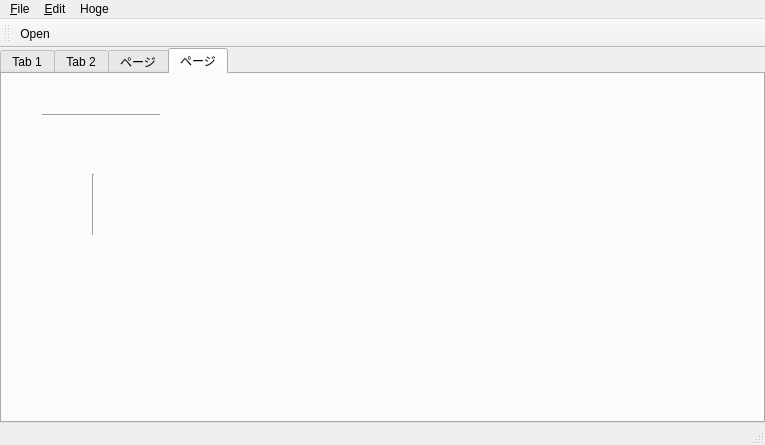
Qt form example/MainWindow.ui (soramimi/QtDarkStyle) before a commit.
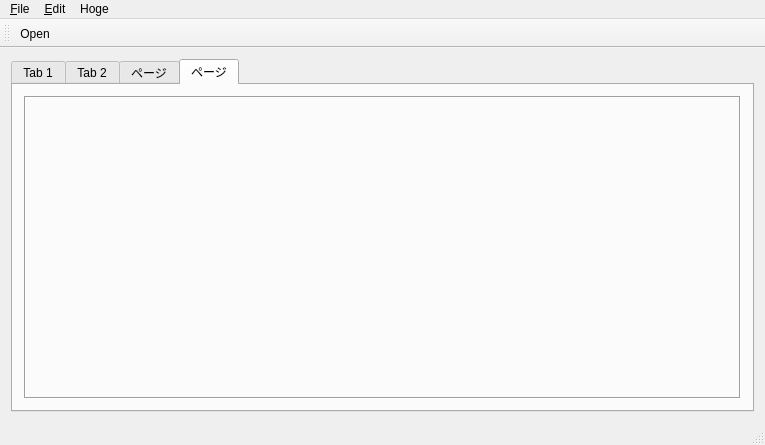
The same form after that commit. The open tabs and pages were chosen to show the change.

```diff
--- a/example/MainWindow.ui
+++ b/example/MainWindow.ui
@@ -14,22 +14,7 @@
    <string>MainWindow</string>
   </property>
   <widget class="QWidget" name="centralWidget">
-   <layout class="QVBoxLayout" name="verticalLayout">
-    <property name="spacing">
-     <number>0</number>
-    </property>
-    <property name="leftMargin">
-     <number>0</number>
-    </property>
-    <property name="topMargin">
-     <number>0</number>
-    </property>
-    <property name="rightMargin">
-     <number>0</number>
-    </property>
-    <property name="bottomMargin">
-     <number>0</number>
-    </property>
+   <layout class="QHBoxLayout" name="horizontalLayout">
     <item>
      <widget class="QTabWidget" name="tabWidget">
       <property name="toolTip">
@@ -408,32 +393,18 @@
        <attribute name="title">
         <string>ページ</string>
        </attribute>
-       <widget class="Line" name="line">
-        <property name="geometry">
-         <rect>
-          <x>40</x>
-          <y>40</y>
-          <width>118</width>
-          <height>3</height>
-         </rect>
-        </property>
-        <property name="orientation">
-         <enum>Qt::Horizontal</enum>
-        </property>
-       </widget>
-       <widget class="Line" name="line_2">
-        <property name="geometry">
-         <rect>
-          <x>90</x>
-          <y>100</y>
-          <width>3</width>
-          <height>61</height>
-         </rect>
-        </property>
-        <property name="orientation">
-         <enum>Qt::Vertical</enum>
-        </property>
-       </widget>
+       <layout class="QGridLayout" name="gridLayout_4">
+        <item row="0" column="0">
+         <widget class="QFrame" name="frame">
+          <property name="frameShape">
+           <enum>QFrame::Box</enum>
+          </property>
+          <property name="frameShadow">
+           <enum>QFrame::Sunken</enum>
+          </property>
+         </widget>
+        </item>
+       </layout>
       </widget>
      </widget>
     </item>
```
Left out of the diff: 2 changed lines with no effect on the pictures.
